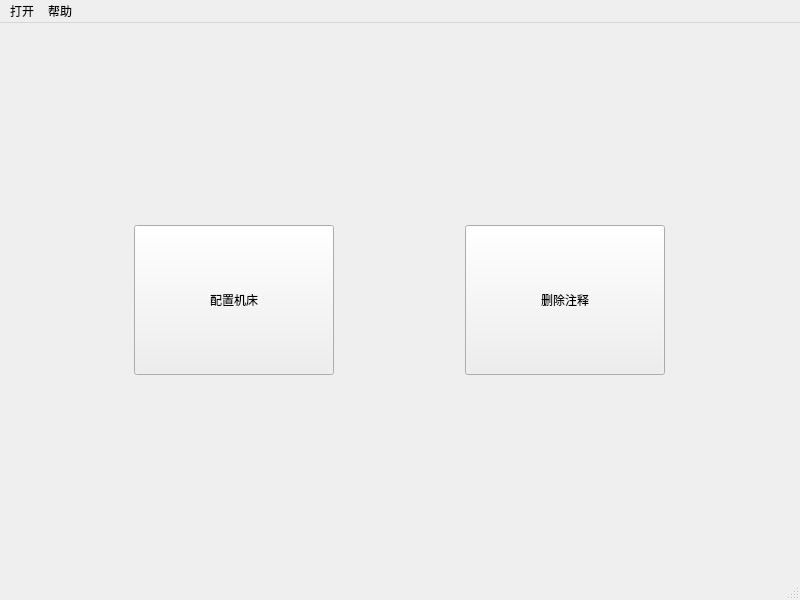
Above: horizonjuicercreator.ui from nie11kun/HorizonJuicerCreator before the change. Below: the same form after it.
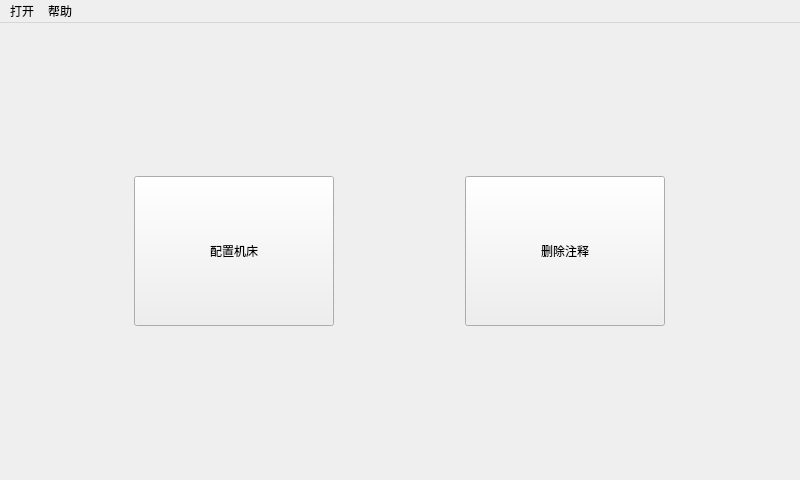
That is the form after the change.

```diff
--- a/horizonjuicercreator.ui
+++ b/horizonjuicercreator.ui
@@ -7,14 +7,23 @@
     <x>0</x>
     <y>0</y>
     <width>800</width>
-    <height>600</height>
+    <height>480</height>
    </rect>
   </property>
+  <property name="minimumSize">
+   <size>
+    <width>0</width>
+    <height>0</height>
+   </size>
+  </property>
   <property name="windowTitle">
    <string>HorizonJuicerCreator</string>
   </property>
   <widget class="QWidget" name="centralwidget">
    <layout class="QVBoxLayout" name="verticalLayout">
+    <property name="sizeConstraint">
+     <enum>QLayout::SetDefaultConstraint</enum>
+    </property>
     <item>
      <layout class="QHBoxLayout" name="horizontalLayout">
       <item>
@@ -78,7 +87,6 @@
    <addaction name="menu"/>
    <addaction name="menu_2"/>
   </widget>
-  <widget class="QStatusBar" name="statusbar"/>
   <action name="actionSettings">
    <property name="text">
     <string>设置</string>
```
Left out of the diff: 10 changed lines with no effect on the pictures.
